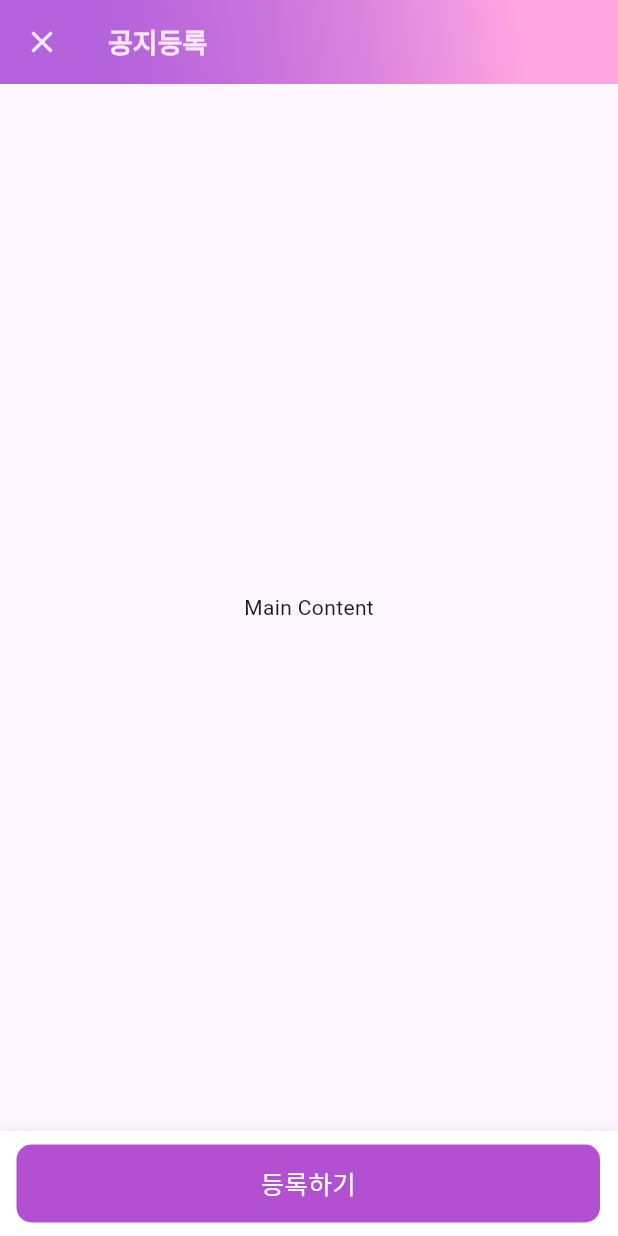
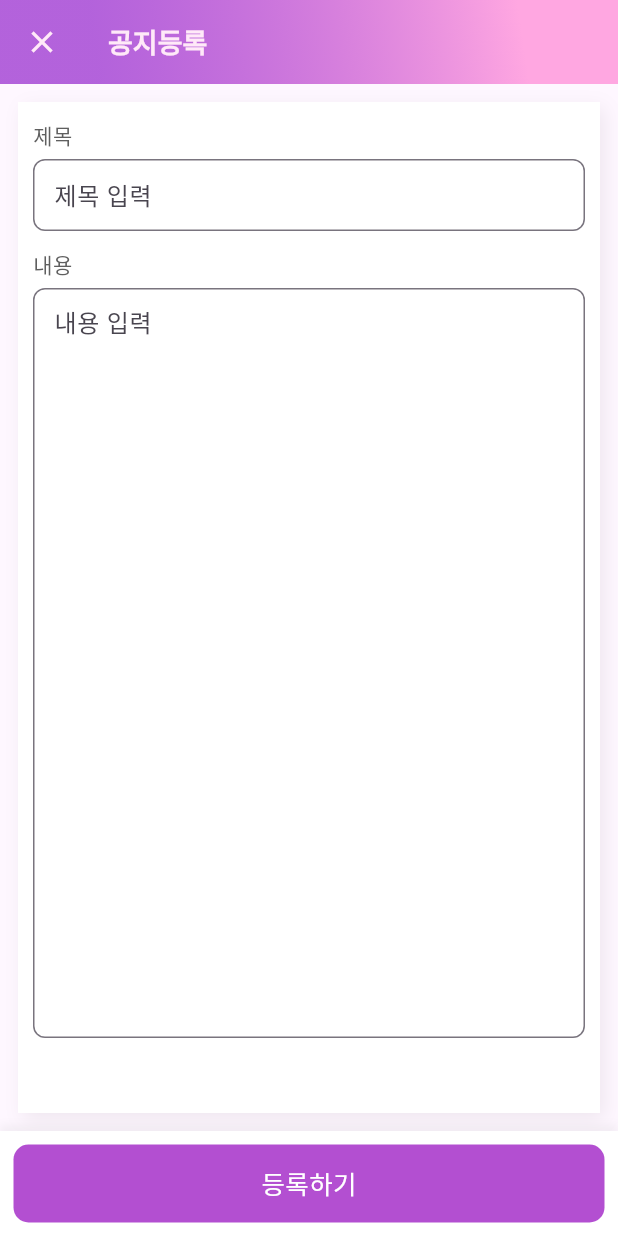
Before and after one commit to RINAHEO/Mogu-Modu_Gumae_front, a Flutter app: the NoticeCreatePage screen opened directly, on a phone screen of 412 x 824 dp. Run offline on Flutter 3.47's test engine with Material 3 defaults, Android fonts, the light colour scheme and no system bars; Roboto replaces fonts that are missing (Inter).

Commit message:
feat: admin notice create 기능 추가

```diff
--- a/lib/admin/complaint/notice_create_page.dart
+++ b/lib/admin/complaint/notice_create_page.dart
@@ -1,7 +1,76 @@
 import 'package:flutter/material.dart';
+import 'package:http/http.dart' as http;
+import 'dart:convert';
 
 class NoticeCreatePage extends StatelessWidget {
-  const NoticeCreatePage({super.key});
+  NoticeCreatePage({super.key});
+
+  final TextEditingController titleController = TextEditingController();
+  final TextEditingController contentController = TextEditingController();
+
+  Future<void> postNotice(BuildContext context) async {
+    String title = titleController.text;
+    String content = contentController.text;
+
+    String url = 'http://localhost:8080/notice';
+
+    try {
+      final response = await http.post(
+        Uri.parse(url),
+        headers: <String, String>{
+          'Content-Type': 'application/json; charset=UTF-8',
+        },
+        body: jsonEncode(<String, String>{
+          'title': title,
+          'content': content,
+        }),
+      );
+
+      if (response.statusCode == 201) {
+        print('공지 등록 성공');
+      } else {
+        print('공지 등록 실패: ${response.statusCode}');
+        // Show the error message to the user
+        showDialog(
+          context: context,
+          builder: (BuildContext context) {
+            return AlertDialog(
+              title: Text('오류'),
+              content: Text("제목, 내용을 채워 주세요."),
+              actions: <Widget>[
+                TextButton(
+                  child: Text('확인'),
+                  onPressed: () {
+                    Navigator.of(context).pop();
+                  },
+                ),
+              ],
+            );
+          },
+        );
+      }
+    } catch (e) {
+      print('공지 등록 오류: $e');
+      // Show a general error message to the user
+      showDialog(
+        context: context,
+        builder: (BuildContext context) {
+          return AlertDialog(
+            title: Text('오류'),
+            content: Text('서버와의 연결 오류가 발생했습니다.'),
+            actions: <Widget>[
+              TextButton(
+                child: Text('확인'),
+                onPressed: () {
+                  Navigator.of(context).pop();
+                },
+              ),
+            ],
+          );
+        },
+      );
+    }
+  }
 
   @override
   Widget build(BuildContext context) {
@@ -11,8 +80,7 @@ class NoticeCreatePage extends StatelessWidget {
           icon: Icon(Icons.close),
           color: Color(0xFFFFE9F8),
           onPressed: () {
-            // 닫기 버튼 클릭 시 동작을 정의하세요.
-            Navigator.pop(context); // 이전 페이지로 돌아가기
+            Navigator.pop(context);
           },
         ),
         title: Text(
@@ -24,7 +92,7 @@ class NoticeCreatePage extends StatelessWidget {
             fontWeight: FontWeight.w600,
           ),
         ),
-        centerTitle: false, // 제목을 가운데 정렬하지 않도록 설정
+        centerTitle: false,
         flexibleSpace: Container(
           decoration: BoxDecoration(
             gradient: LinearGradient(
@@ -35,13 +103,96 @@ class NoticeCreatePage extends StatelessWidget {
           ),
         ),
       ),
-      body: Center(
-        child: Text('Main Content'),
+      body: Container(
+        width: double.infinity,
+        height: double.infinity,
+        padding: const EdgeInsets.all(12),
+        child: Column(
+          children: [
+            Expanded(
+              child: Container(
+                width: double.infinity,
+                padding: const EdgeInsets.symmetric(horizontal: 10, vertical: 12),
+                decoration: BoxDecoration(
+                  color: Colors.white,
+                  boxShadow: [
+                    BoxShadow(
+                      color: Color(0x142E1727),
+                      blurRadius: 10,
+                      offset: Offset(3, 4),
+                      spreadRadius: 0,
+                    )
+                  ],
+                ),
+                child: SingleChildScrollView(
+                  child: Column(
+                    crossAxisAlignment: CrossAxisAlignment.start,
+                    children: [
+                      SizedBox(
+                        width: double.infinity,
+                        height: 20,
+                        child: Text(
+                          '제목',
+                          style: TextStyle(
+                            color: Color(0xFF5F5F5F),
+                            fontSize: 14,
+                            fontFamily: 'Inter',
+                            fontWeight: FontWeight.w400,
+                          ),
+                        ),
+                      ),
+                      const SizedBox(height: 6),
+                      TextField(
+                        decoration: InputDecoration(
+                          hintText: '제목 입력',
+                          border: OutlineInputBorder(
+                            borderRadius: BorderRadius.circular(8),
+                            borderSide: BorderSide(color: Color(0xFF9932CC)),
+                          ),
+                          contentPadding: EdgeInsets.all(10),
+                        ),
+                        controller: titleController,
+                      ),
+                      const SizedBox(height: 12),
+                      SizedBox(
+                        width: double.infinity,
+                        height: 20,
+                        child: Text(
+                          '내용',
+                          style: TextStyle(
+                            color: Color(0xFF5F5F5F),
+                            fontSize: 14,
+                            fontFamily: 'Inter',
+                            fontWeight: FontWeight.w400,
+                          ),
+                        ),
+                      ),
+                      const SizedBox(height: 6),
+                      TextField(
+                        maxLines: 20, // 여러 줄 입력 가능
+                        decoration: InputDecoration(
+                          hintText: '내용 입력',
+                          border: OutlineInputBorder(
+                            borderRadius: BorderRadius.circular(8),
+                            borderSide: BorderSide(color: Color(0xFF9932CC)),
+                          ),
+                          contentPadding: EdgeInsets.all(10),
+                        ),
+                        controller: contentController,
+                      ),
+                      const SizedBox(height: 20), // 하단 여백 추가
+                    ],
+                  ),
+                ),
+              ),
+            ),
+          ],
+        ),
       ),
       bottomNavigationBar: Container(
         width: double.infinity,
         height: 70,
-          padding: const EdgeInsets.only(top: 9, left: 11, right: 12, bottom: 9),
+        padding: const EdgeInsets.all(9),
         decoration: BoxDecoration(
           color: Colors.white,
           boxShadow: [
@@ -55,9 +206,15 @@ class NoticeCreatePage extends StatelessWidget {
         ),
         child: Row(
           mainAxisAlignment: MainAxisAlignment.center,
-            crossAxisAlignment: CrossAxisAlignment.center,
           children: [
             Expanded(
+              child: Material(
+                color: Colors.transparent,
+                child: InkWell(
+                  onTap: () {
+                    postNotice(context);
+                  },
+                  splashColor: Colors.white.withOpacity(0.2),
                   child: Container(
                     height: double.infinity,
                     padding: const EdgeInsets.all(10),
@@ -80,9 +237,11 @@ class NoticeCreatePage extends StatelessWidget {
                     ),
                   ),
                 ),
+              ),
+            ),
           ],
         ),
-        )
+      ),
     );
   }
 }
--- a/lib/main.dart
+++ b/lib/main.dart
@@ -1,4 +1,5 @@
 import 'package:flutter/material.dart';
+import 'admin/complaint/notice_create_page.dart';
 import 'firstStep/loading_page.dart';
 
 void main() {
@@ -11,7 +12,7 @@ class MoguApp extends StatelessWidget {
   Widget build(BuildContext context) {
     return MaterialApp(
     // home: LoadingPage(),
-      home: LoadingPage(),
+      home: NoticeCreatePage(),
     );
   }
 }
--- a/pubspec.yaml
+++ b/pubspec.yaml
@@ -30,10 +30,8 @@ environment:
 dependencies:
   flutter:
     sdk: flutter
-
-  # The following adds the Cupertino Icons font to your application.
-  # Use with the CupertinoIcons class for iOS style icons.
   cupertino_icons: ^1.0.6
+  http: ^0.13.5
 
 dev_dependencies:
   flutter_test:
```
Also changed, not shown: pubspec.lock. Lines whose indentation alone changed are shown as unchanged.
